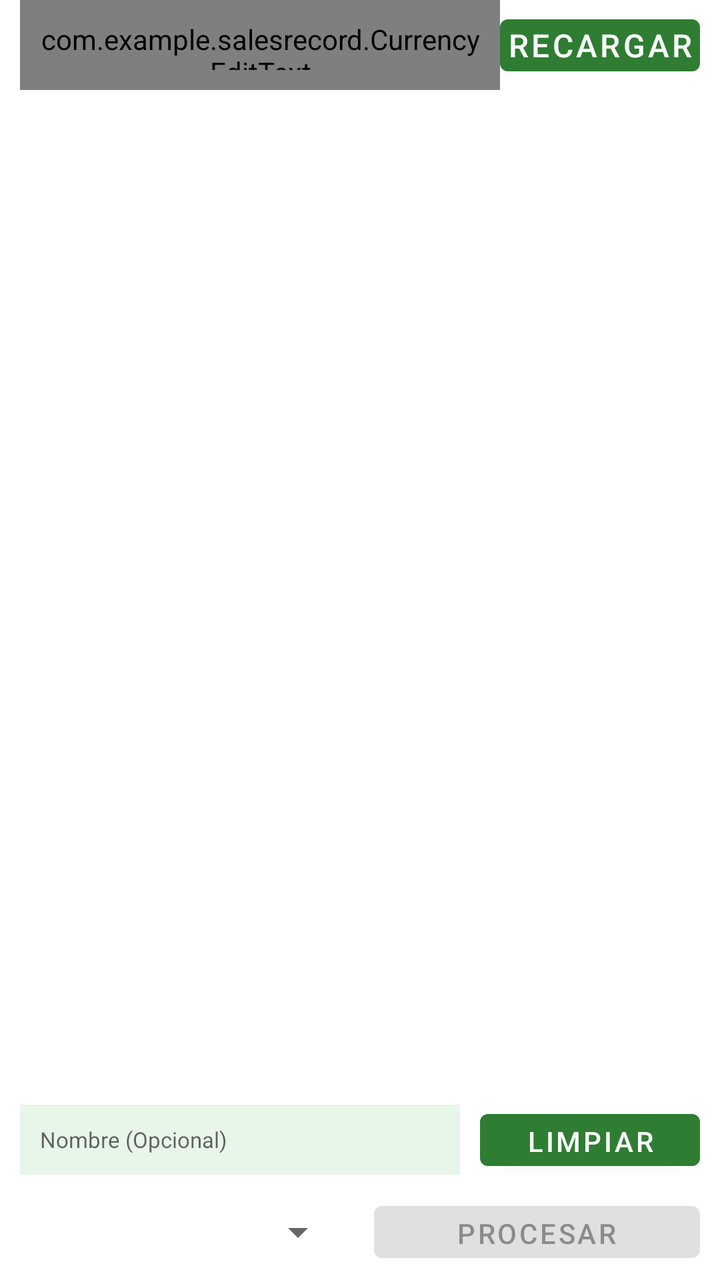
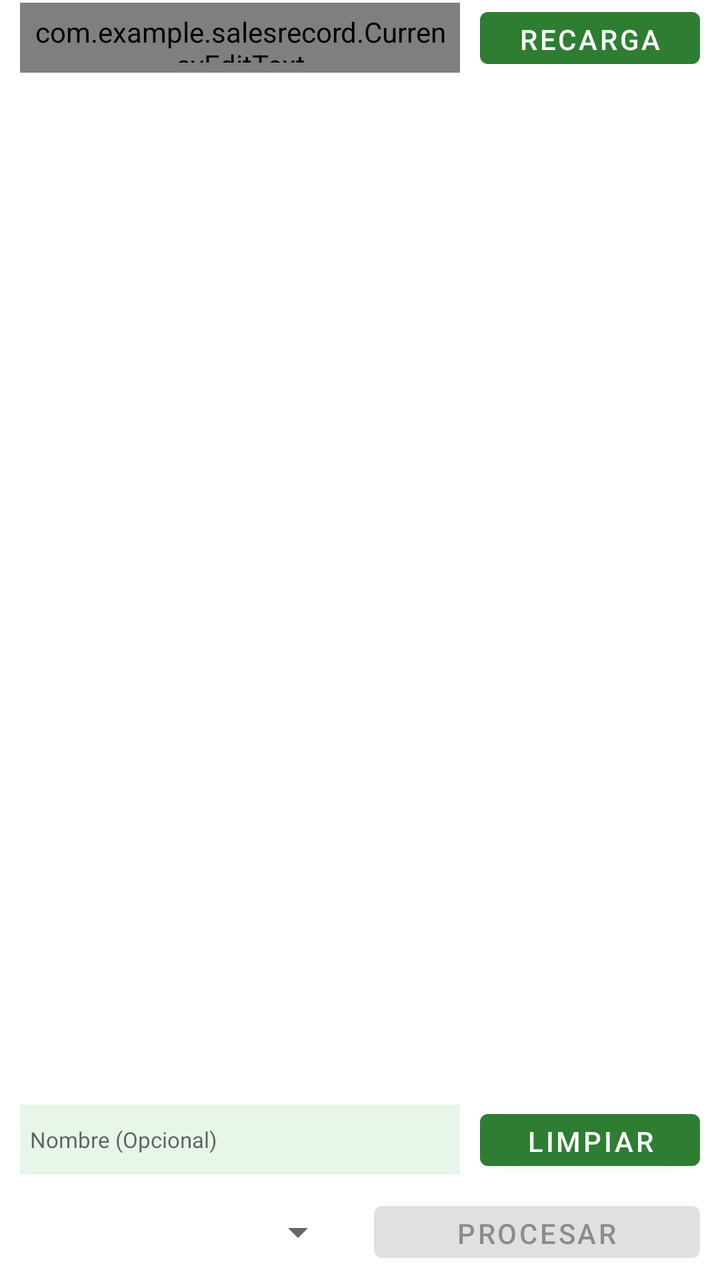

Screens rendered from an Android XML layout before and after an edit, with the pre-edit source and the edit as a unified diff.
<!-- AndroidManifest.xml: application theme Theme.SalesRecord -->
<!-- res/layout/fragment_home.xml -->
<?xml version="1.0" encoding="utf-8"?>
<androidx.constraintlayout.widget.ConstraintLayout xmlns:android="http://schemas.android.com/apk/res/android"
    xmlns:app="http://schemas.android.com/apk/res-auto"
    xmlns:tools="http://schemas.android.com/tools"
    android:layout_width="match_parent"
    android:layout_height="match_parent"
    android:fitsSystemWindows="false"
    tools:context=".ui.home.HomeFragment">


    
    <com.example.salesrecord.CurrencyEditText
        android:id="@+id/input_home1"
        android:layout_width="0dp"
        android:layout_height="@dimen/input_h1"
        android:ems="10"
        android:hint="Error obteniendo precio DOLAR"
        android:imeOptions="actionDone"
        android:maxLength="50"
        android:padding="10dp"
        android:textSize="@dimen/inner_text_2"
        android:focusable="false"
        android:focusableInTouchMode="false"
        android:cursorVisible="false"
        android:clickable="false"
        app:localeTag="ES"
        app:currencySymbol="Bs  Dolar BCV"
        app:currencySymbolSuffix="true"

        app:maxNumberOfDecimalDigits="2"
        app:keepFocusOnKeyboardClose="false"
        android:gravity="center_vertical"
        app:layout_constraintTop_toTopOf="parent"
        app:layout_constraintStart_toStartOf="@id/guideline"
        app:layout_constraintEnd_toStartOf="@id/butt_home1" />


    
    <Button
        android:id="@+id/butt_home1"
        android:layout_width="@dimen/button_ws"
        android:layout_height="@dimen/button_h1"
        android:padding="2dp"
        android:text="Recargar"
        android:textSize="@dimen/inner_text_2"
        app:layout_constraintTop_toTopOf="@id/input_home1"
        app:layout_constraintBottom_toBottomOf="@id/input_home1"
        app:layout_constraintStart_toEndOf="@id/input_home1"
        app:layout_constraintEnd_toEndOf="@id/guideline2" />

    <android.widget.SearchView
        android:id="@+id/searchBar"
        android:layout_width="0dp"
        android:layout_height="@dimen/input_h1"
        android:background="@color/text_background"
        android:iconifiedByDefault="false"
        android:queryHint="Buscar Lista"
        android:translationZ="5dp"
        android:visibility="gone"
        app:layout_constraintTop_toBottomOf="@+id/input_home1"
        app:layout_constraintStart_toStartOf="@id/guideline"
        app:layout_constraintEnd_toEndOf="@id/guideline2" />

    <GridView
        android:id="@+id/gcImg"
        android:layout_width="0dp"
        android:layout_height="0dp"
        android:columnWidth="90dp"
        android:gravity="center"
        android:horizontalSpacing="0dp"
        android:verticalSpacing="1dp"
        android:numColumns="1"
        android:padding="0dp"
        android:stretchMode="columnWidth"
        android:clipToPadding="false"

        app:layout_constraintTop_toBottomOf="@id/searchBar"
        app:layout_constraintBottom_toTopOf="@id/lineVertical1"
        app:layout_constraintStart_toStartOf="@id/guideline"
        app:layout_constraintEnd_toEndOf="@id/guideline2" />

    <LinearLayout
        android:id="@+id/bottom_panel"
        android:layout_width="0dp"
        android:layout_height="0dp"
        android:orientation="vertical"
        android:visibility="visible"
        app:layout_constraintTop_toBottomOf="@id/lineVertical1"
        app:layout_constraintBottom_toBottomOf="parent"
        app:layout_constraintStart_toStartOf="@id/guideline"
        app:layout_constraintEnd_toEndOf="@id/guideline2">

        <TextView
            android:id="@+id/homeText2"
            android:layout_width="match_parent"
            android:layout_height="wrap_content"
            android:padding="2dp"
            android:text="Total:"
            android:textSize="@dimen/inner_text_3"
            android:textStyle="bold"
            android:visibility="invisible" />

        <ListView
            android:id="@+id/viewList"
            android:layout_width="match_parent"
            android:layout_height="0dp"
            android:layout_weight="1" />

        
        <LinearLayout
            android:layout_width="match_parent"
            android:layout_height="wrap_content"
            android:layout_marginBottom="8dp"
            android:gravity="center_vertical"
            android:orientation="horizontal">

            <EditText
                android:id="@+id/input_client"
                android:layout_width="0dp"
                android:layout_height="@dimen/input_hs"
                android:layout_weight="1"
                android:background="@color/text_background"
                android:hint="Nombre (Opcional)"
                android:imeOptions="actionDone"
                android:inputType="textPersonName|textCapWords"
                android:maxLines="1"
                android:padding="10dp"
                android:textSize="@dimen/inner_text_1"
                android:visibility="visible" />

            <Button
                android:id="@+id/butt_home3"
                android:layout_width="0dp"
                android:layout_height="@dimen/button_h1"
                android:layout_marginStart="10dp"
                android:layout_weight="0.5"

                android:enabled="true"
                android:text="Limpiar"
                android:visibility="visible"/>
        </LinearLayout>

        
        <LinearLayout
            android:layout_width="match_parent"
            android:layout_height="wrap_content"
            android:layout_marginBottom="5dp"
            android:gravity="center_vertical"
            android:orientation="horizontal">

            <Spinner
                android:id="@+id/home_select1"
                android:layout_width="0dp"
                android:layout_height="@dimen/button_h1"
                android:layout_marginEnd="4dp"
                android:layout_weight="1"
                android:enabled="false"
                android:gravity="center" />

            <Button
                android:id="@+id/butt_home4"
                android:layout_width="0dp"
                android:layout_height="@dimen/button_h1"
                android:layout_weight="1"
                android:layout_marginStart="10dp"
                android:enabled="false"
                android:text="Procesar" />
        </LinearLayout>
    </LinearLayout>

    
    <LinearLayout
        android:id="@+id/panel_calc"
        android:layout_width="0dp"
        android:layout_height="wrap_content"
        android:orientation="vertical"
        android:padding="10dp"
        android:background="@color/text_background"
        android:elevation="4dp"
        android:visibility="gone"
        app:layout_constraintTop_toBottomOf="@id/lineVertical1"
        app:layout_constraintStart_toStartOf="@id/guideline"
        app:layout_constraintEnd_toEndOf="@id/guideline2">

        
        <TextView
            android:id="@+id/calc_title"
            android:layout_width="match_parent"
            android:layout_height="wrap_content"
            android:text="Calculadora"
            android:textStyle="bold"
            android:textSize="@dimen/inner_text_3"
            android:paddingBottom="6dp" />

        
        <TextView
            android:id="@+id/calc_product_name"
            android:layout_width="match_parent"
            android:layout_height="wrap_content"
            android:text="Producto"
            android:textSize="@dimen/inner_text_2"
            android:maxLines="1"
            android:ellipsize="end"
            android:paddingBottom="8dp" />

        

        <TextView
            android:id="@+id/calc_result"
            android:layout_width="match_parent"
            android:layout_height="wrap_content"
            android:layout_marginTop="8dp"
            android:text="Cantidad:"
            android:textSize="@dimen/inner_text_2"
            android:textStyle="bold" />

        
        <LinearLayout
            android:layout_width="match_parent"
            android:layout_height="wrap_content"
            android:orientation="horizontal"
            android:gravity="center_vertical">

            <com.example.salesrecord.CurrencyEditText
                android:id="@+id/calc_input"
                android:layout_width="0dp"
                android:layout_height="@dimen/input_h1"
                android:focusable="true"
                android:imeOptions="actionDone"
                android:maxLines="1"
                android:layout_weight="1"
                android:layout_marginEnd="0dp"
                android:hint="0,00 $"
                android:inputType="numberDecimal"
                android:padding="10dp"
                android:textSize="@dimen/inner_text_2"
                android:background="@color/text_background"

                app:localeTag="ES"
                app:maxNumberOfDecimalDigits="2"
                app:currencySymbol="$"
                app:currencySymbolSuffix="true" />

            <LinearLayout
                android:layout_width="wrap_content"
                android:layout_height="wrap_content"
                android:orientation="vertical"
                android:gravity="center_horizontal">

                <androidx.appcompat.widget.SwitchCompat
                    android:id="@+id/calc_sw_bs"
                    android:layout_width="wrap_content"
                    android:layout_height="wrap_content"
                    android:padding="10dp"

                    android:text="Bolívares"
                    android:checked="false" />
            </LinearLayout>
        </LinearLayout>

        
        <Button
            android:id="@+id/butt_home2"
            android:layout_width="match_parent"
            android:layout_height="@dimen/button_h1"
            android:layout_marginTop="8dp"
            android:text="Aceptar"
            android:enabled="false" />
    </LinearLayout>

    <androidx.constraintlayout.widget.Guideline
        android:id="@+id/guideline"
        android:layout_width="0dp"
        android:layout_height="0dp"
        android:orientation="vertical"
        app:layout_constraintGuide_begin="10dp" />

    <androidx.constraintlayout.widget.Guideline
        android:id="@+id/guideline2"
        android:layout_width="wrap_content"
        android:layout_height="wrap_content"
        android:orientation="vertical"
        app:layout_constraintGuide_end="10dp" />

    <androidx.constraintlayout.widget.Guideline
        android:id="@+id/lineVertical1"
        android:layout_width="wrap_content"
        android:layout_height="wrap_content"
        android:orientation="horizontal"
        app:layout_constraintGuide_percent="0.4" />

</androidx.constraintlayout.widget.ConstraintLayout>
<!-- resources referenced by this layout -->
<resources>
  <color name="text_background">#E8F5E9</color>
  <dimen name="button_h1">38dp</dimen>
  <dimen name="button_ws">100dp</dimen>
  <dimen name="inner_text_1">11sp</dimen>
  <dimen name="inner_text_2">16sp</dimen>
  <dimen name="inner_text_3">20sp</dimen>
  <dimen name="input_h1">45dp</dimen>
  <dimen name="input_hs">35dp</dimen>
  <style name="Theme.SalesRecord" parent="Theme.MaterialComponents.DayNight.DarkActionBar">
          
          <item name="colorPrimary">@color/purple_500</item>
          <item name="colorPrimaryVariant">@color/purple_700</item>
          <item name="colorOnPrimary">@color/white</item>
          
          <item name="colorSecondary">@color/teal_200</item>
          <item name="colorSecondaryVariant">@color/teal_700</item>
          <item name="colorOnSecondary">@color/black</item>
          
          <item name="android:statusBarColor">?attr/colorPrimaryVariant</item>
          
      </style>
  <color name="purple_500">#2E7D32</color>
  <color name="purple_700">#1B5E20</color>
  <color name="white">#FFFFFFFF</color>
  <color name="teal_200">#80CBC4</color>
  <color name="teal_700">#00796B</color>
  <color name="black">#FF000000</color>
</resources>

<!-- the commit's change to res/layout/fragment_home.xml (unified diff, before → after) -->
@@ -9,55 +9,75 @@
 
 
     
-    <com.example.salesrecord.CurrencyEditText
-        android:id="@+id/input_home1"
-        android:layout_width="0dp"
-        android:layout_height="@dimen/input_h1"
-        android:ems="10"
-        android:hint="Error obteniendo precio DOLAR"
-        android:imeOptions="actionDone"
-        android:maxLength="50"
-        android:padding="10dp"
-        android:textSize="@dimen/inner_text_2"
-        android:focusable="false"
-        android:focusableInTouchMode="false"
-        android:cursorVisible="false"
-        android:clickable="false"
-        app:localeTag="ES"
-        app:currencySymbol="Bs  Dolar BCV"
-        app:currencySymbolSuffix="true"
-
-        app:maxNumberOfDecimalDigits="2"
-        app:keepFocusOnKeyboardClose="false"
+    <LinearLayout
+        android:id="@+id/top_panel"
+        android:layout_width="0dp"
+        android:layout_height="wrap_content"
+        android:layout_marginBottom="8dp"
         android:gravity="center_vertical"
-        app:layout_constraintTop_toTopOf="parent"
-        app:layout_constraintStart_toStartOf="@id/guideline"
-        app:layout_constraintEnd_toStartOf="@id/butt_home1" />
-
-
-    
-    <Button
-        android:id="@+id/butt_home1"
-        android:layout_width="@dimen/button_ws"
-        android:layout_height="@dimen/button_h1"
-        android:padding="2dp"
-        android:text="Recargar"
-        android:textSize="@dimen/inner_text_2"
-        app:layout_constraintTop_toTopOf="@id/input_home1"
-        app:layout_constraintBottom_toBottomOf="@id/input_home1"
-        app:layout_constraintStart_toEndOf="@id/input_home1"
-        app:layout_constraintEnd_toEndOf="@id/guideline2" />
+        android:orientation="horizontal"
+        app:layout_constraintStart_toStartOf="@id/guideline"
+        app:layout_constraintEnd_toEndOf="@id/guideline2"
+        tools:ignore="MissingConstraints">
+
+        <com.example.salesrecord.CurrencyEditText
+            android:id="@+id/input_home1"
+            android:layout_width="0dp"
+            android:layout_height="@dimen/input_hs"
+            android:layout_weight="1"
+
+            android:ems="10"
+            android:maxLength="50"
+            android:focusable="false"
+            android:focusableInTouchMode="false"
+            android:cursorVisible="false"
+            android:clickable="false"
+
+            android:background="@color/text_background"
+            android:hint="Error obteniendo precio DOLAR"
+            android:imeOptions="actionDone"
+            android:inputType="textPersonName|textCapWords"
+            android:maxLines="1"
+            android:padding="5dp"
+            android:textSize="@dimen/inner_text_2"
+            android:visibility="visible"
+
+
+
+            app:localeTag="ES"
+            app:currencySymbol="Bs  Dolar BCV"
+            app:currencySymbolSuffix="true"
+
+            app:maxNumberOfDecimalDigits="2"
+            app:keepFocusOnKeyboardClose="false"
+            android:gravity="center_vertical"
+            app:layout_constraintTop_toTopOf="parent"
+            app:layout_constraintStart_toStartOf="@id/guideline"
+            app:layout_constraintEnd_toStartOf="@id/butt_home1" />
+
+
+        <Button
+            android:id="@+id/butt_home1"
+            android:layout_width="0dp"
+            android:layout_height="@dimen/button_h1"
+            android:layout_marginStart="10dp"
+            android:layout_weight="0.5"
+
+            android:enabled="true"
+            android:text="Recargar"
+            android:visibility="visible"/>
+    </LinearLayout>
 
     <android.widget.SearchView
         android:id="@+id/searchBar"
         android:layout_width="0dp"
-        android:layout_height="@dimen/input_h1"
+        android:layout_height="@dimen/input_hs"
         android:background="@color/text_background"
         android:iconifiedByDefault="false"
         android:queryHint="Buscar Lista"
         android:translationZ="5dp"
         android:visibility="gone"
-        app:layout_constraintTop_toBottomOf="@+id/input_home1"
+        app:layout_constraintTop_toBottomOf="@+id/top_panel"
         app:layout_constraintStart_toStartOf="@id/guideline"
         app:layout_constraintEnd_toEndOf="@id/guideline2" />
 
@@ -124,7 +144,7 @@
                 android:imeOptions="actionDone"
                 android:inputType="textPersonName|textCapWords"
                 android:maxLines="1"
-                android:padding="10dp"
+                android:padding="5dp"
                 android:textSize="@dimen/inner_text_1"
                 android:visibility="visible" />
 
@@ -287,6 +307,6 @@
         android:layout_width="wrap_content"
         android:layout_height="wrap_content"
         android:orientation="horizontal"
-        app:layout_constraintGuide_percent="0.4" />
+        app:layout_constraintGuide_percent="0.45" />
 
 </androidx.constraintlayout.widget.ConstraintLayout>
<!-- resource entries referenced after the edit -->
@@ -2,7 +2,6 @@
 <resources>
   <color name="text_background">#E8F5E9</color>
   <dimen name="button_h1">38dp</dimen>
-  <dimen name="button_ws">100dp</dimen>
   <dimen name="inner_text_1">11sp</dimen>
   <dimen name="inner_text_2">16sp</dimen>
   <dimen name="inner_text_3">20sp</dimen>
@@ -20,6 +19,7 @@
           
           <item name="android:statusBarColor">?attr/colorPrimaryVariant</item>
           
+          <item name="actionBarSize">@dimen/action_bar_size</item>
       </style>
   <color name="purple_500">#2E7D32</color>
   <color name="purple_700">#1B5E20</color>
@@ -27,5 +27,6 @@
   <color name="teal_200">#80CBC4</color>
   <color name="teal_700">#00796B</color>
   <color name="black">#FF000000</color>
+  <dimen name="action_bar_size">38dp</dimen>
 </resources>
 
